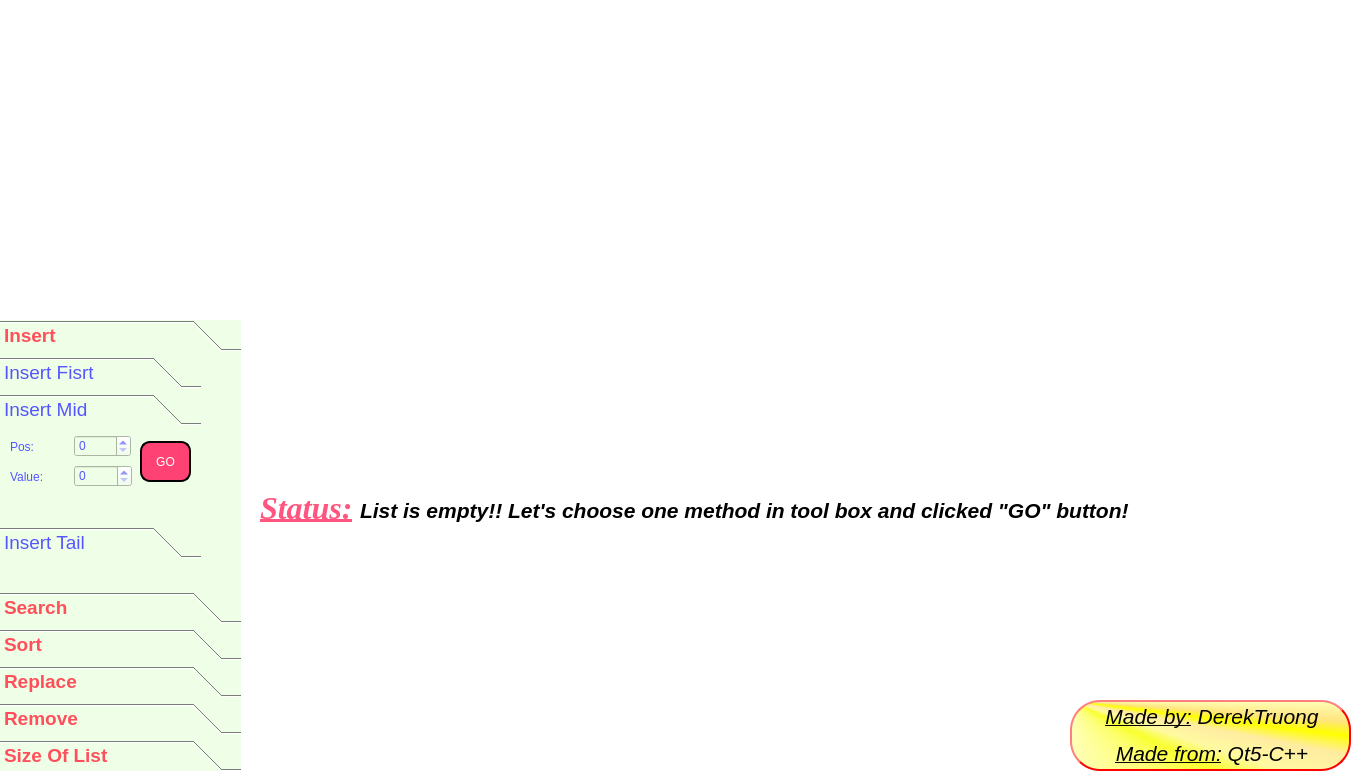
Above: Linked_list/main_widget.ui from derektruong/Visual_Linked_List_Qt5 before the change. Below: the same form after it.
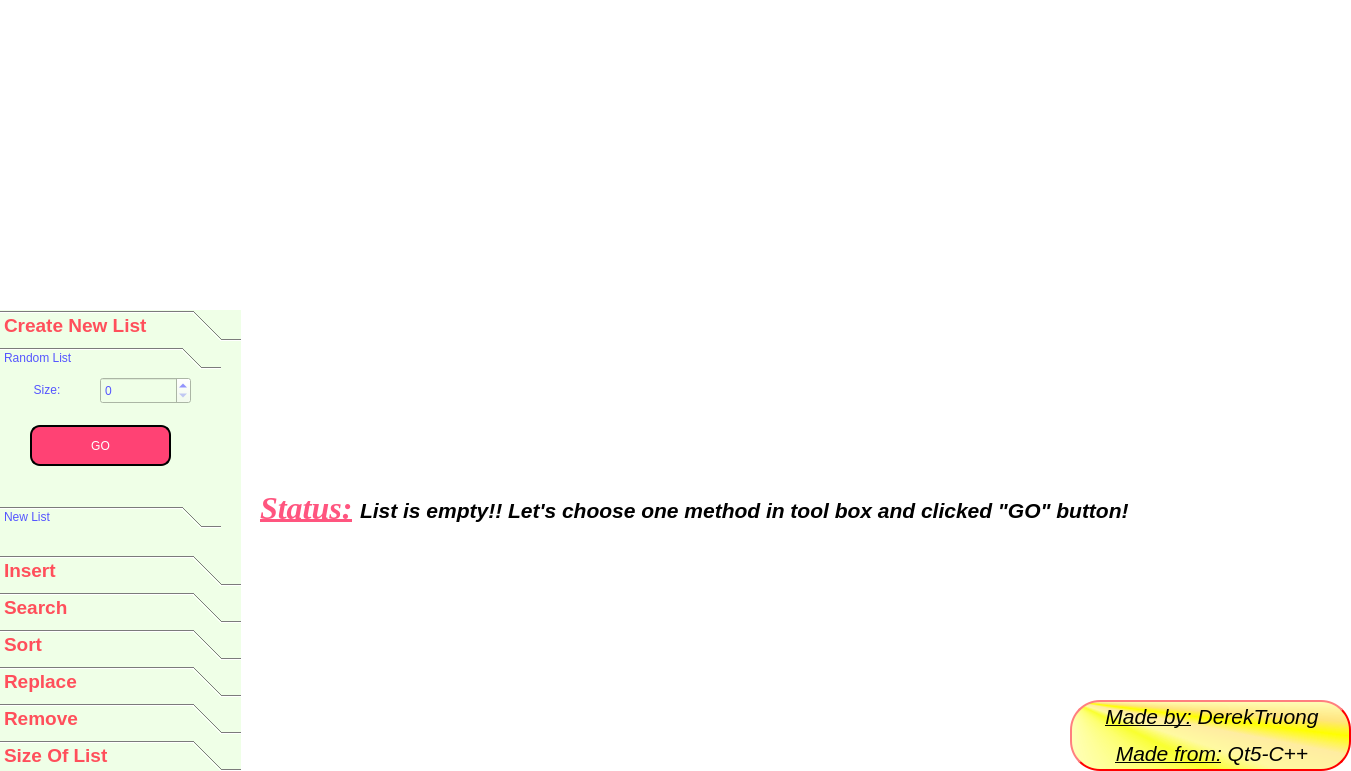
That is the form after the change. The open tabs and pages were chosen to show the change.

Diff of the .ui file:
```diff
--- a/Linked_list/main_widget.ui
+++ b/Linked_list/main_widget.ui
@@ -20,9 +20,9 @@
    <property name="geometry">
     <rect>
      <x>0</x>
-     <y>320</y>
+     <y>310</y>
      <width>241</width>
-     <height>451</height>
+     <height>461</height>
     </rect>
    </property>
    <property name="font">
@@ -40,13 +40,164 @@
 
 </string>
    </property>
+   <widget class="QWidget" name="page_7">
+    <attribute name="label">
+     <string>Create New List</string>
+    </attribute>
+    <widget class="QToolBox" name="toolBox_3">
+     <property name="geometry">
+      <rect>
+       <x>0</x>
+       <y>0</y>
+       <width>221</width>
+       <height>181</height>
+      </rect>
+     </property>
+     <property name="styleSheet">
+      <string notr="true">color: rgb(85, 85, 255);
+font: 14pt &quot;MS Shell Dlg 2&quot;;</string>
+     </property>
+     <property name="currentIndex">
+      <number>1</number>
+     </property>
+     <widget class="QWidget" name="page_8">
+      <property name="geometry">
+       <rect>
+        <x>0</x>
+        <y>0</y>
+        <width>221</width>
+        <height>107</height>
+       </rect>
+      </property>
+      <attribute name="label">
+       <string>Random List</string>
+      </attribute>
+      <widget class="QWidget" name="layoutWidget_4">
+       <property name="geometry">
+        <rect>
+         <x>0</x>
+         <y>0</y>
+         <width>191</width>
+         <height>31</height>
+        </rect>
+       </property>
+       <layout class="QHBoxLayout" name="horizontalLayout_11">
+        <item>
+         <widget class="QLabel" name="size_random_create">
+          <property name="text">
+           <string>&lt;html&gt;&lt;head/&gt;&lt;body&gt;&lt;p align=&quot;center&quot;&gt;Size:&lt;/p&gt;&lt;/body&gt;&lt;/html&gt;</string>
+          </property>
+         </widget>
+        </item>
+        <item>
+         <widget class="QSpinBox" name="spinBox_random">
+          <property name="maximumSize">
+           <size>
+            <width>91</width>
+            <height>27</height>
+           </size>
+          </property>
+         </widget>
+        </item>
+       </layout>
+      </widget>
+      <widget class="QPushButton" name="go_random_create">
+       <property name="geometry">
+        <rect>
+         <x>30</x>
+         <y>50</y>
+         <width>141</width>
+         <height>41</height>
+        </rect>
+       </property>
+       <property name="styleSheet">
+        <string notr="true">font: 14pt &quot;MS Shell Dlg 2&quot;;
+border-style: outset;
+border-width: 2px;
+background-color: rgb(255, 66, 116);
+border-radius:10px;
+color: rgb(255, 255, 255);
+border-color:black ;
+padding: 10px;
+</string>
+       </property>
+       <property name="text">
+        <string>GO</string>
+       </property>
+      </widget>
+     </widget>
+     <widget class="QWidget" name="page_9">
+      <property name="geometry">
+       <rect>
+        <x>0</x>
+        <y>0</y>
+        <width>221</width>
+        <height>107</height>
+       </rect>
+      </property>
+      <attribute name="label">
+       <string>New List</string>
+      </attribute>
+      <widget class="QPushButton" name="go_new_create">
+       <property name="geometry">
+        <rect>
+         <x>30</x>
+         <y>50</y>
+         <width>141</width>
+         <height>41</height>
+        </rect>
+       </property>
+       <property name="styleSheet">
+        <string notr="true">font: 14pt &quot;MS Shell Dlg 2&quot;;
+border-style: outset;
+border-width: 2px;
+background-color: rgb(255, 66, 116);
+border-radius:10px;
+color: rgb(255, 255, 255);
+border-color:black ;
+padding: 10px;
+</string>
+       </property>
+       <property name="text">
+        <string>GO</string>
+       </property>
+      </widget>
+      <widget class="QWidget" name="">
+       <property name="geometry">
+        <rect>
+         <x>0</x>
+         <y>10</y>
+         <width>211</width>
+         <height>31</height>
+        </rect>
+       </property>
+       <layout class="QHBoxLayout" name="horizontalLayout_12">
+        <item>
+         <widget class="QLabel" name="input_create_new">
+          <property name="text">
+           <string>&lt;html&gt;&lt;head/&gt;&lt;body&gt;&lt;p align=&quot;center&quot;&gt;Input:&lt;/p&gt;&lt;/body&gt;&lt;/html&gt;</string>
+          </property>
+         </widget>
+        </item>
+        <item>
+         <widget class="QLineEdit" name="lineEdit_create">
+          <property name="text">
+           <string>45,29,69,31,6,93,57</string>
+          </property>
+         </widget>
+        </item>
+       </layout>
+      </widget>
+     </widget>
+    </widget>
+   </widget>
    <widget class="QWidget" name="Chen">
     <property name="geometry">
      <rect>
       <x>0</x>
       <y>0</y>
       <width>241</width>
-      <height>229</height>
+      <height>202</height>
      </rect>
     </property>
     <attribute name="label">
@@ -141,8 +292,8 @@
        <rect>
         <x>0</x>
         <y>0</y>
-        <width>201</width>
-        <height>90</height>
+        <width>100</width>
+        <height>30</height>
        </rect>
       </property>
       <attribute name="label">
```
Left out of the diff: 10 changed lines with no effect on the pictures.
